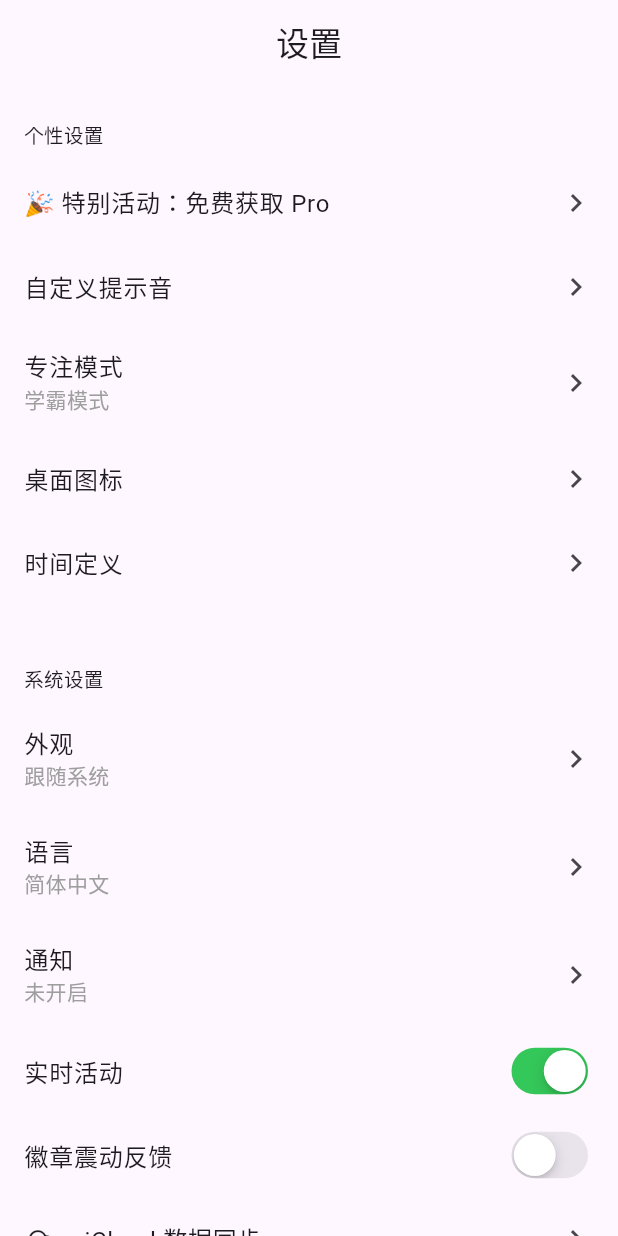
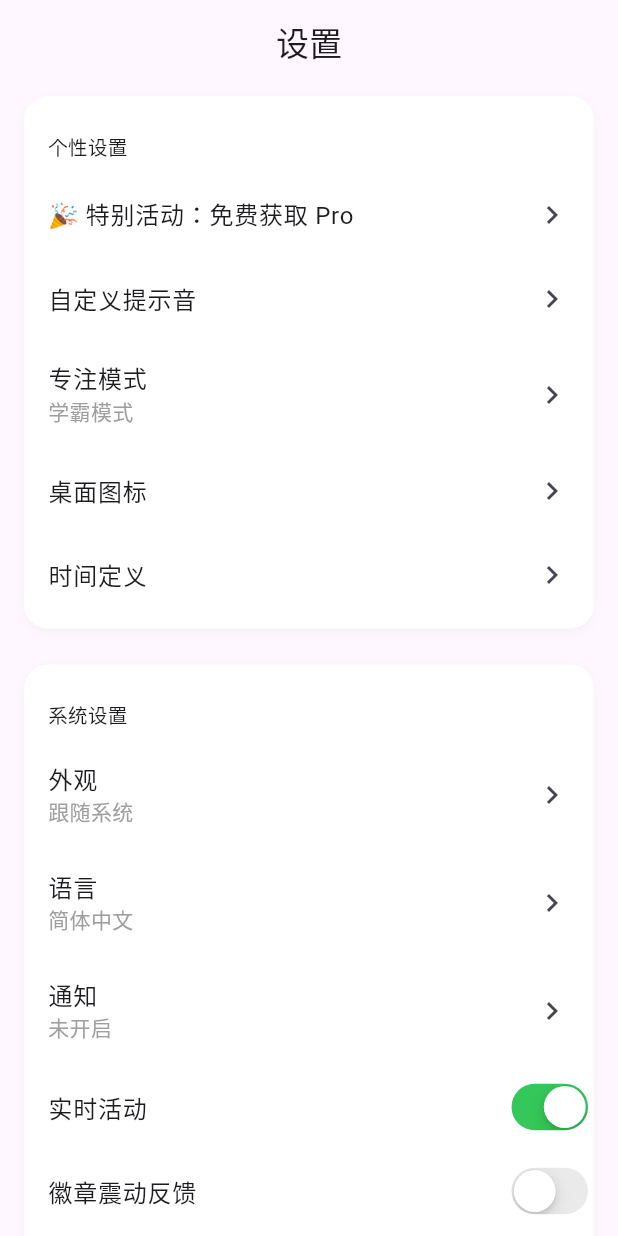
Before and after one commit to Aimeexu/Focus, a Flutter app: the SettingsPage screen opened directly, on a phone screen of 412 x 824 dp. Run offline on Flutter 3.47's test engine with Material 3 defaults, Android fonts, the phone set to English and light mode, and no system bars; our stand-ins replace google_fonts, lottie.

Commit message:
feat：添加设置页面

```diff
--- a/flutter_application_3/lib/home_page.dart
+++ b/flutter_application_3/lib/home_page.dart
@@ -2,6 +2,9 @@ import 'dart:async';
 import 'package:flutter/material.dart';
 import 'package:lottie/lottie.dart';
 import 'setting.dart';
+
+
+void main() => runApp(const HomePage());
 
 class HomePage extends StatefulWidget {
   const HomePage({Key? key}) : super(key: key);
--- a/flutter_application_3/lib/setting.dart
+++ b/flutter_application_3/lib/setting.dart
@@ -52,15 +52,53 @@ class _SettingsPageState extends State<SettingsPage> {
       ),
       body: ListView(
         padding: const EdgeInsets.symmetric(horizontal: 16),
+        physics: const AlwaysScrollableScrollPhysics(),
         children: [
           const SizedBox(height: 8),
+          // 个性设置分组
+          Container(
+            decoration: BoxDecoration(
+              color: isDark ? Colors.grey[900] : Colors.white,
+              borderRadius: BorderRadius.circular(16),
+              boxShadow: [
+                BoxShadow(
+                  color: Colors.black.withOpacity(0.03),
+                  blurRadius: 6,
+                  offset: const Offset(0, 2),
+                ),
+              ],
+            ),
+            padding: const EdgeInsets.symmetric(vertical: 8),
+            child: Column(
+              crossAxisAlignment: CrossAxisAlignment.start,
+              children: [
                 const SectionTitle(title: "个性设置"),
                 settingTile("🎉 特别活动：免费获取 Pro", onTap: () => navigateToPage("Pro活动")),
                 settingTile("自定义提示音", onTap: () => navigateToPage("提示音设置")),
                 settingTile("专注模式", subtitle: "学霸模式", onTap: () => navigateToPage("专注模式")),
                 settingTile("桌面图标", onTap: () => navigateToPage("图标设置")),
                 settingTile("时间定义", onTap: () => navigateToPage("时间定义")),
+              ],
+            ),
+          ),
           const SizedBox(height: 24),
+          // 系统设置分组
+          Container(
+            decoration: BoxDecoration(
+              color: isDark ? Colors.grey[900] : Colors.white,
+              borderRadius: BorderRadius.circular(16),
+              boxShadow: [
+                BoxShadow(
+                  color: Colors.black.withOpacity(0.03),
+                  blurRadius: 6,
+                  offset: const Offset(0, 2),
+                ),
+              ],
+            ),
+            padding: const EdgeInsets.symmetric(vertical: 8),
+            child: Column(
+              crossAxisAlignment: CrossAxisAlignment.start,
+              children: [
                 const SectionTitle(title: "系统设置"),
                 settingTile("外观", subtitle: "跟随系统", onTap: () => navigateToPage("外观设置")),
                 settingTile("语言", subtitle: "简体中文", onTap: () => navigateToPage("语言设置")),
@@ -73,6 +111,9 @@ class _SettingsPageState extends State<SettingsPage> {
                 }),
                 settingTile("iCloud 数据同步", leadingIcon: CupertinoIcons.cloud, onTap: () => navigateToPage("iCloud同步")),
                 settingTile("同步到日历和 Apple 健康", leadingIcon: CupertinoIcons.calendar, onTap: () => navigateToPage("同步设置")),
+              ],
+            ),
+          ),
           const SizedBox(height: 24),
         ],
       ),
@@ -84,7 +125,7 @@ class _SettingsPageState extends State<SettingsPage> {
       IconData? leadingIcon,
       VoidCallback? onTap}) {
     return ListTile(
-      contentPadding: EdgeInsets.zero,
+      contentPadding: const EdgeInsets.only(left: 16, right: 0),
       leading: leadingIcon != null
           ? Icon(leadingIcon, size: 20, color: Theme.of(context).iconTheme.color)
           : null,
@@ -92,14 +133,17 @@ class _SettingsPageState extends State<SettingsPage> {
       subtitle: subtitle != null
           ? Text(subtitle, style: const TextStyle(color: Colors.grey))
           : null,
-      trailing: const Icon(Icons.chevron_right),
+      trailing: Container(
+        margin: const EdgeInsets.only(right: 16), // 箭头左移
+        child: const Icon(Icons.chevron_right),
+      ),
       onTap: onTap,
     );
   }
 
   Widget settingSwitch(String title, bool value, ValueChanged<bool> onChanged) {
     return ListTile(
-      contentPadding: EdgeInsets.zero,
+      contentPadding: const EdgeInsets.only(left: 16, right: 0),
       title: Text(title, style: const TextStyle(fontSize: 16)),
       trailing: CupertinoSwitch(
         value: value,
@@ -117,7 +161,7 @@ class SectionTitle extends StatelessWidget {
   @override
   Widget build(BuildContext context) {
     return Padding(
-      padding: const EdgeInsets.only(top: 16, bottom: 8),
+      padding: const EdgeInsets.only(top: 16, bottom: 8, left: 16), // 增加左侧缩进
       child: Text(title,
           style: TextStyle(
               fontSize: 13,
```
Lines whose indentation alone changed are shown as unchanged.
